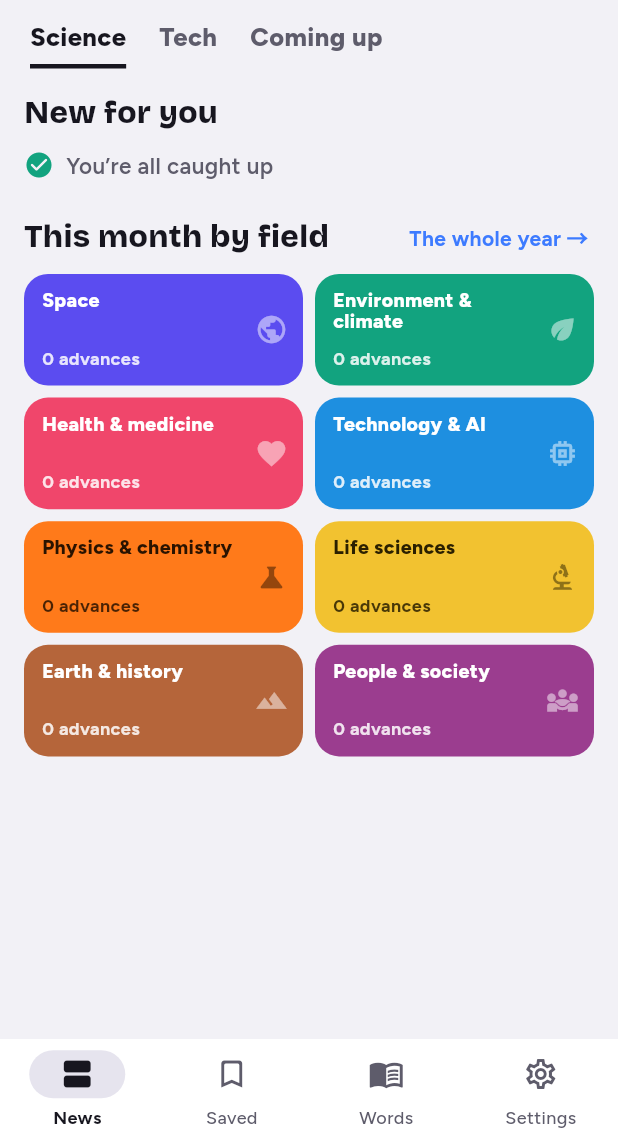
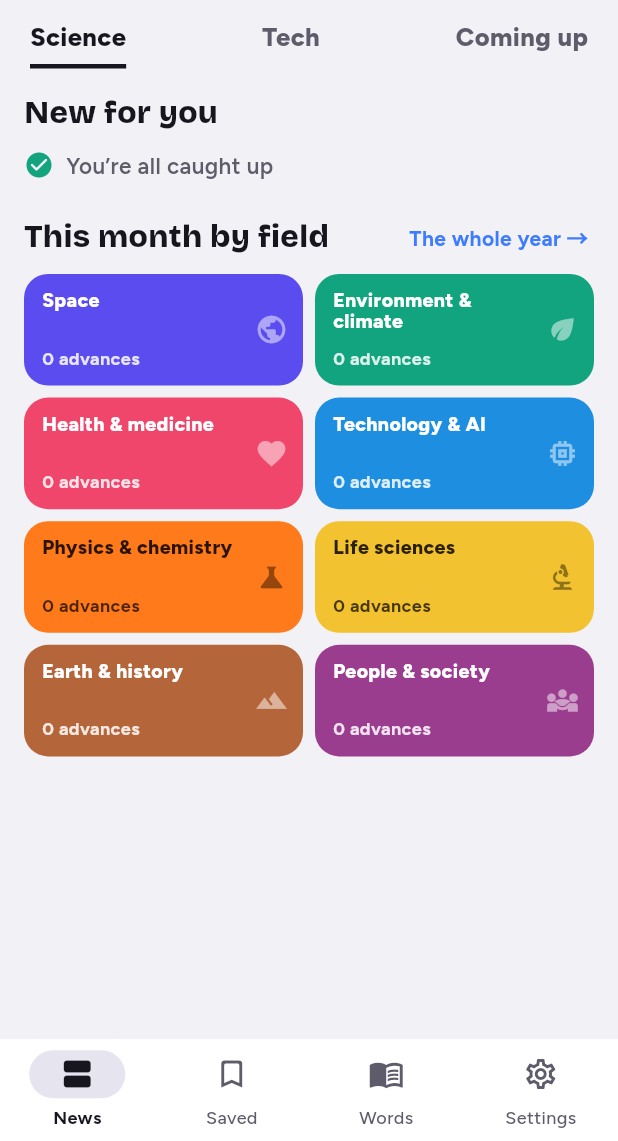
Before and after one commit to jd136413-lab/Application-science, a Flutter app: the Coquille screen opened directly, on a phone screen of 412 x 824 dp, the part 95-1236 px from its top. Run offline on Flutter 3.47's test engine with Material 3 defaults, Android fonts, the phone set to English and light mode, and no system bars; our stand-ins replace cached_network_image, device_info_plus, firebase_core, firebase_crashlytics, firebase_messaging, flutter_cache_manager and 9 more; missing offline and left inert: google_mlkit_translation; accounts and stored records are empty.

Commit message:
Onglets Sciences / Technologies / À venir sur toute la largeur
Co-Authored-By: Claude Opus 5.5 <noreply@anthropic.com>
Claude-Session: https://claude.ai/code/session_016yEvLPrAE5KA7kf6MRystD

```diff
--- a/app/lib/accueil_magazine.dart
+++ b/app/lib/accueil_magazine.dart
@@ -409,15 +409,16 @@ class _EnTete extends StatelessWidget {
           ),
         ]),
         const SizedBox(height: 8),
-        Row(children: [
-          onglet('science', texteSciences),
-          const SizedBox(width: 22),
-          onglet('tech', texteTechnologies),
-          const SizedBox(width: 22),
-          // 3e onglet « À venir » (maquette 70). Pas de pastille (choix de Maxime du 02/11 :
-          // on ne savait pas quelle carte était « nouvelle »).
-          onglet('avenir', 'À venir'),
-        ]),
+        // Les 3 onglets répartis sur toute la largeur (demande de Maxime du 08/11, planche 85).
+        // 3e onglet « À venir » (maquette 70). Pas de pastille (choix de Maxime du 02/11 :
+        // on ne savait pas quelle carte était « nouvelle »).
+        Padding(
+          padding: const EdgeInsets.only(right: 12),
+          child: Row(mainAxisAlignment: MainAxisAlignment.spaceBetween, children: [
+            for (final (code, texte) in [('science', texteSciences), ('tech', texteTechnologies), ('avenir', 'À venir')])
+              Flexible(child: FittedBox(fit: BoxFit.scaleDown, child: onglet(code, texte))),
+          ]),
+        ),
       ]),
     );
   }
```
